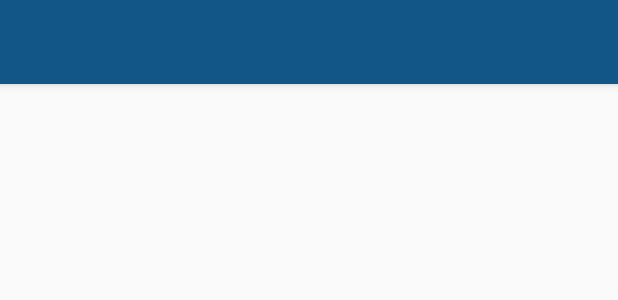
After one commit to vishnugt/Pragyan-Hackathon-App, an Android app: the layout activity_a_amb.xml on its own in the app's theme, with its tools: preview values and no code run, on a phone screen of 412 x 824 dp. The commit adds this screen. Shown: the top 300 px of the screen. Run offline under Robolectric (Android 15) with nearby library versions, the phone set to English and light mode, and no system bars.

Commit message:
03:05 PM 3 Activities setup complete

```diff
--- a/app/build.gradle
+++ b/app/build.gradle
@@ -6,7 +6,7 @@
     defaultConfig {
         multiDexEnabled true
         applicationId "com.npincomplete.pragyanhackathon"
-        minSdkVersion 9
+        minSdkVersion 11
         targetSdkVersion 23
         versionCode 1
         versionName "1.0"
--- a/app/src/main/java/com/npincomplete/pragyanhackathon/MyFirebaseMessagingService.java
+++ b/app/src/main/java/com/npincomplete/pragyanhackathon/MyFirebaseMessagingService.java
@@ -32,7 +32,7 @@
 
         Uri defaultSoundUri= RingtoneManager.getDefaultUri(RingtoneManager.TYPE_NOTIFICATION);
         NotificationCompat.Builder notificationBuilder = new NotificationCompat.Builder(this)
-                .setSmallIcon(R.drawable.common_google_signin_btn_icon_dark)
+                .setSmallIcon(R.drawable.ic_icon1)
                 .setContentTitle("Emergency!")
                 .setContentText(messageBody)
                 .setAutoCancel(true)
--- /dev/null
+++ b/app/src/main/res/layout/activity_a_amb.xml
@@ -0,0 +1,26 @@
+<android.support.design.widget.CoordinatorLayout xmlns:android="http://schemas.android.com/apk/res/android"
+    xmlns:app="http://schemas.android.com/apk/res-auto"
+    android:layout_width="match_parent"
+    android:layout_height="match_parent">
+
+    <android.support.design.widget.AppBarLayout
+        android:layout_width="match_parent"
+        android:layout_height="wrap_content"
+        android:theme="@style/ThemeOverlay.AppCompat.Dark.ActionBar">
+
+        <android.support.v7.widget.Toolbar
+            android:id="@+id/toolbar"
+            android:layout_width="match_parent"
+            android:layout_height="?attr/actionBarSize"
+            android:background="?attr/colorPrimary"
+            app:layout_scrollFlags="scroll|enterAlways"
+            app:popupTheme="@style/ThemeOverlay.AppCompat.Light" />
+
+    </android.support.design.widget.AppBarLayout>
+
+    <android.support.v4.view.ViewPager
+        android:id="@+id/viewpager"
+        android:layout_width="match_parent"
+        android:layout_height="match_parent"
+        app:layout_behavior="@string/appbar_scrolling_view_behavior"  />
+</android.support.design.widget.CoordinatorLayout>
```
Also changed, not shown: app/src/main/AndroidManifest.xml (+4 -3 lines), app/src/main/java/com/npincomplete/pragyanhackathon/A_ambActivity.java (added, +32 -0 lines), app/src/main/java/com/npincomplete/pragyanhackathon/A_fireActivity.java (added, +22 -0 lines), app/src/main/java/com/npincomplete/pragyanhackathon/A_policeActivity.java (added, +23 -0 lines), app/src/main/java/com/npincomplete/pragyanhackathon/MainActivity.java (+22 -1 lines), app/src/main/res/layout/activity_a_fire.xml (added, +26 -0 lines), app/src/main/res/layout/activity_a_police.xml (added, +26 -0 lines), app/src/main/res/layout/fragment_one.xml (+7 -2 lines).
